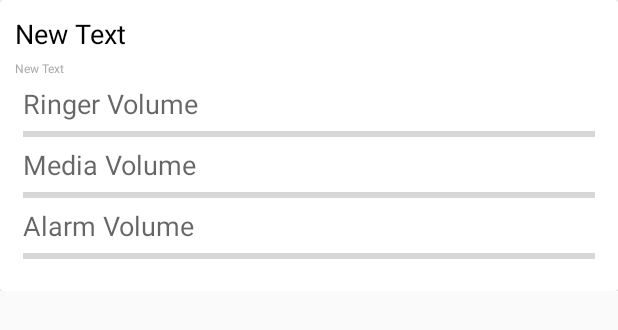
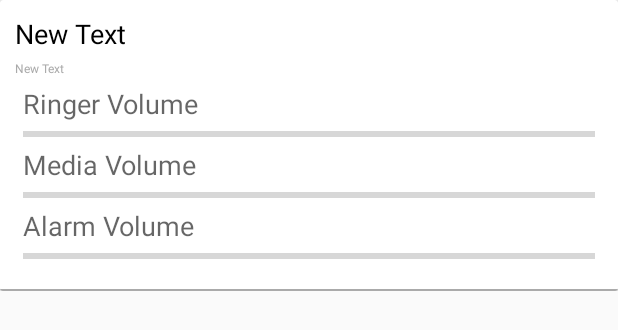
Before and after one commit to SivagurunathanV/AutoSound, an Android app: the layout trigger_card.xml on its own in the app's theme, with its tools: preview values and no code run, on a phone screen of 412 x 824 dp. Shown: the top 330 px of the screen. Run offline under Robolectric (Android 15) with nearby library versions, the phone set to English and light mode, and no system bars.

Commit message:
Added cards divider indicator and handled it on addition and deletion

```diff
--- a/app/src/main/java/com/betadevels/autosound/MainActivity.java
+++ b/app/src/main/java/com/betadevels/autosound/MainActivity.java
@@ -332,7 +332,7 @@ public class MainActivity extends AppCompatActivity
             }
 
             @Override
-            public void onChildDraw(Canvas c, RecyclerView recyclerView, RecyclerView.ViewHolder viewHolder, float dX, float dY, int actionState, boolean isCurrentlyActive)
+            public void onChildDrawOver(Canvas c, RecyclerView recyclerView, RecyclerView.ViewHolder viewHolder, float dX, float dY, int actionState, boolean isCurrentlyActive)
             {
                 View itemView = viewHolder.itemView;
 
--- a/app/src/main/res/layout/trigger_card.xml
+++ b/app/src/main/res/layout/trigger_card.xml
@@ -98,6 +98,12 @@
 
         </RelativeLayout>
 
+        <View
+            android:id="@+id/cards_divider_view"
+            android:layout_width="match_parent"
+            android:layout_height="1dp"
+            android:background="@android:color/darker_gray"
+            android:layout_gravity="bottom" />
 
     </android.support.v7.widget.CardView>
 
```
Also changed, not shown: app/src/main/java/com/betadevels/autosound/adapters/TriggerCardsAdapter.java (+17 -0 lines).
